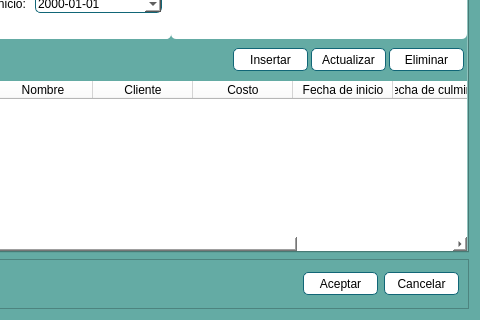
This is Sistema de nominas/Vista/UI/gestionar.ui in Reynier2020/Sistema_nominas as Qt 5 draws it before an edit; both pictures show x 120 to 600 and y 280 to 600 of the 600 by 600 pixel window. The edited form follows.
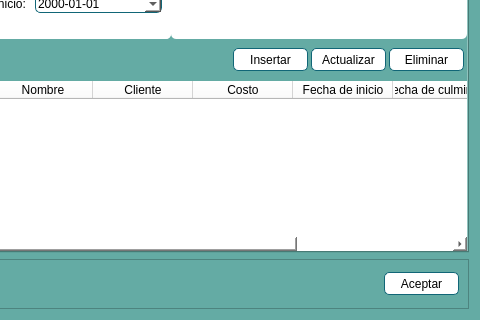
This is the edited form. The open tabs and pages were chosen to show the change. Icons and pictures are not drawn.

```diff
--- a/Sistema de nominas/Vista/UI/gestionar.ui
+++ b/Sistema de nominas/Vista/UI/gestionar.ui
@@ -1836,23 +1836,6 @@
         </property>
        </widget>
       </item>
-      <item>
-       <widget class="QPushButton" name="pushButton_cancelar">
-        <property name="minimumSize">
-         <size>
-          <width>75</width>
-          <height>23</height>
-         </size>
-        </property>
-        <property name="styleSheet">
-         <string notr="true">background-color: rgb(255, 255, 255);
-border-radius:5px;</string>
-        </property>
-        <property name="text">
-         <string>Cancelar</string>
-        </property>
-       </widget>
-      </item>
      </layout>
     </widget>
    </item>
```
Left out of the diff: 3 changed lines with no effect on the pictures.
